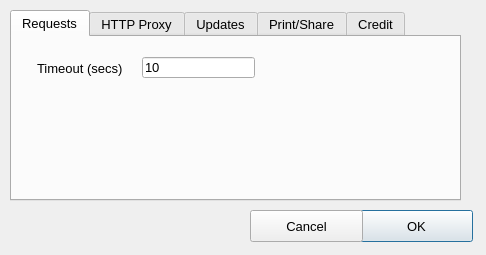
The window that resources/ui/configuration_dialog.ui (namuan/http-rider) describes before a commit, drawn with Qt 5.
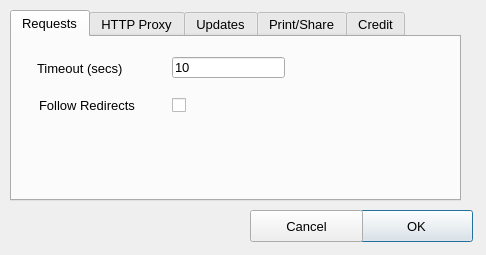
The same window after the commit.

Commit message: [Improv] Support to disable following redirects automatically

Diff of the .ui file:
```diff
--- a/resources/ui/configuration_dialog.ui
+++ b/resources/ui/configuration_dialog.ui
@@ -48,7 +48,7 @@
     <widget class="QLineEdit" name="timeout_in_secs">
      <property name="geometry">
       <rect>
-       <x>130</x>
+       <x>160</x>
        <y>20</y>
        <width>113</width>
        <height>21</height>
@@ -71,6 +71,35 @@
       <string>Timeout (secs)</string>
      </property>
     </widget>
+    <widget class="QCheckBox" name="chk_allow_redirects">
+     <property name="geometry">
+      <rect>
+       <x>160</x>
+       <y>58</y>
+       <width>21</width>
+       <height>20</height>
+      </rect>
+     </property>
+     <property name="text">
+      <string/>
+     </property>
+     <property name="checked">
+      <bool>false</bool>
+     </property>
+    </widget>
+    <widget class="QLabel" name="label_6">
+     <property name="geometry">
+      <rect>
+       <x>27</x>
+       <y>60</y>
+       <width>111</width>
+       <height>16</height>
+      </rect>
+     </property>
+     <property name="text">
+      <string>Follow Redirects</string>
+     </property>
+    </widget>
    </widget>
    <widget class="QWidget" name="tab">
     <attribute name="title">
```
The commit also changes 9 other files.
